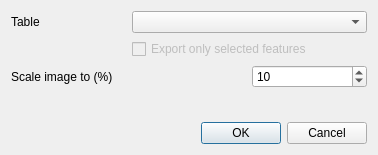
First picture: the form in html_table_exporter/html_table_exporter_dialog_base.ui, repository lutraconsulting/qgis-html-table-exporter, before the edit.
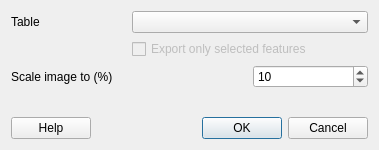
Second picture: the form after the edit.

The edit to the form file:
```diff
--- a/html_table_exporter/html_table_exporter_dialog_base.ui
+++ b/html_table_exporter/html_table_exporter_dialog_base.ui
@@ -6,8 +6,8 @@
    <rect>
     <x>0</x>
     <y>0</y>
-    <width>378</width>
-    <height>155</height>
+    <width>379</width>
+    <height>150</height>
    </rect>
   </property>
   <property name="windowTitle">
@@ -55,16 +55,6 @@
      </item>
     </layout>
    </item>
-   <item row="2" column="0">
-    <widget class="QDialogButtonBox" name="button_box">
-     <property name="orientation">
-      <enum>Qt::Horizontal</enum>
-     </property>
-     <property name="standardButtons">
-      <set>QDialogButtonBox::Cancel|QDialogButtonBox::Ok</set>
-     </property>
-    </widget>
-   </item>
    <item row="1" column="0">
     <spacer name="verticalSpacer">
      <property name="orientation">
@@ -78,6 +68,40 @@
      </property>
     </spacer>
    </item>
+   <item row="2" column="0">
+    <layout class="QHBoxLayout" name="horizontalLayout">
+     <item>
+      <widget class="QPushButton" name="helpPushButton">
+       <property name="text">
+        <string>Help</string>
+       </property>
+      </widget>
+     </item>
+     <item>
+      <spacer name="horizontalSpacer">
+       <property name="orientation">
+        <enum>Qt::Horizontal</enum>
+       </property>
+       <property name="sizeHint" stdset="0">
+        <size>
+         <width>40</width>
+         <height>20</height>
+        </size>
+       </property>
+      </spacer>
+     </item>
+     <item>
+      <widget class="QDialogButtonBox" name="button_box">
+       <property name="orientation">
+        <enum>Qt::Horizontal</enum>
+       </property>
+       <property name="standardButtons">
+        <set>QDialogButtonBox::Cancel|QDialogButtonBox::Ok</set>
+       </property>
+      </widget>
+     </item>
+    </layout>
+   </item>
   </layout>
  </widget>
  <resources/>
```
Left out of the diff: 27 changed lines with no effect on the pictures.
